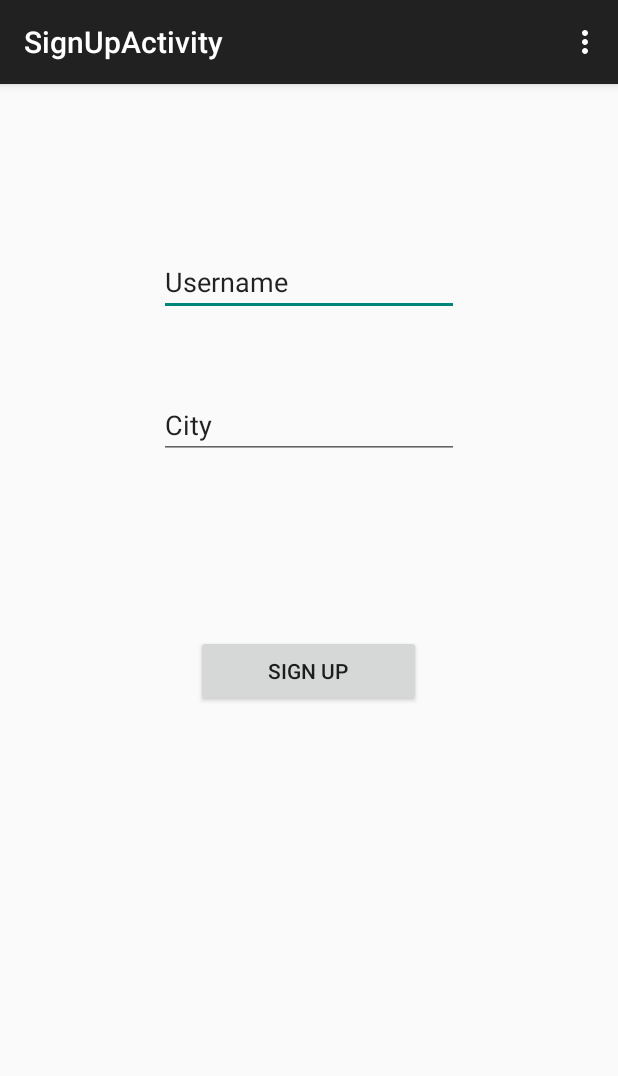
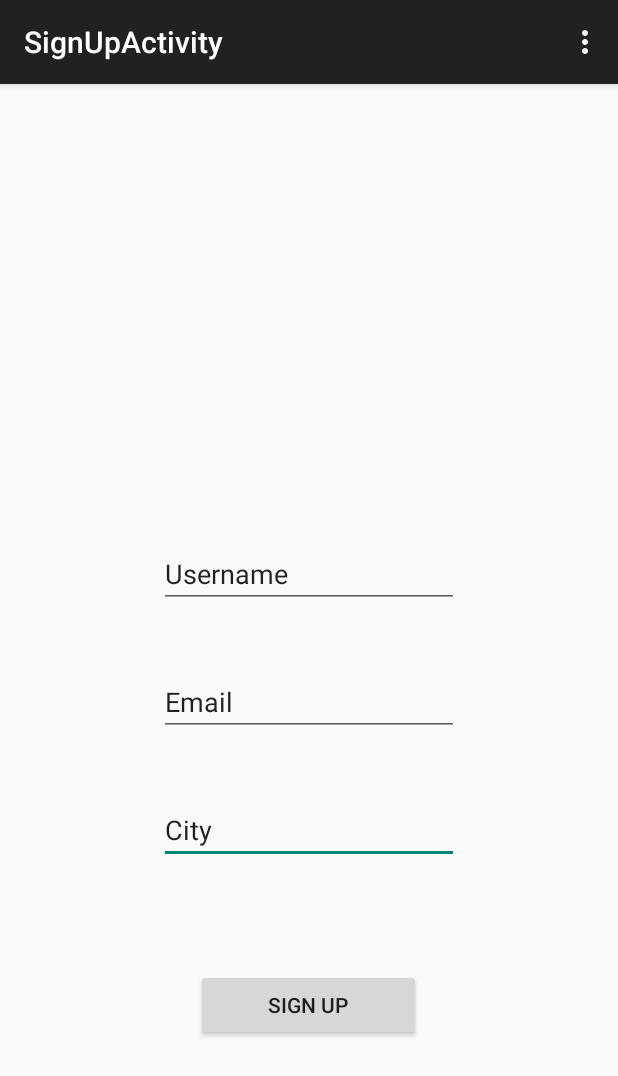
Before and after one commit to CMPUT301F15T06/GraceHoppers, an Android app: the SignUpActivity screen opened directly, with no data from a screen before it, on a phone screen of 412 x 824 dp. Shown: the top 1076 px of the screen. Run offline under Robolectric (Android 15) with nearby library versions, the phone set to English and light mode, and no system bars.

Commit message:
account class more functional. saveload class exists.

```diff
--- a/app/build.gradle
+++ b/app/build.gradle
@@ -22,4 +22,5 @@ android {
 dependencies {
     compile fileTree(dir: 'libs', include: ['*.jar'])
     compile 'com.android.support:appcompat-v7:22.2.1'
+    compile 'com.google.code.gson:gson:2.4'
 }
--- a/app/src/main/java/com/gracehoppers/jlovas/bookwrm/SignUpActivity.java
+++ b/app/src/main/java/com/gracehoppers/jlovas/bookwrm/SignUpActivity.java
@@ -4,6 +4,10 @@ import android.support.v7.app.ActionBarActivity;
 import android.os.Bundle;
 import android.view.Menu;
 import android.view.MenuItem;
+import android.view.View;
+import android.widget.Button;
+import android.widget.EditText;
+import android.widget.Toast;
 
 public class SignUpActivity extends ActionBarActivity {
 
@@ -11,10 +15,44 @@ public class SignUpActivity extends ActionBarActivity {
     Activity where the user signs up
      */
 
+    EditText username;
+    EditText email;
+    EditText city;
+    Button signupButton;
+
     @Override
     protected void onCreate(Bundle savedInstanceState) {
         super.onCreate(savedInstanceState);
         setContentView(R.layout.activity_sign_up);
+
+        username = (EditText)findViewById(R.id.usernameeditText);
+        email = (EditText)findViewById(R.id.emaileditText);
+        city = (EditText)findViewById(R.id.CityeditText);
+        signupButton = (Button)findViewById(R.id.SignUpbutton);
+
+        signupButton.setOnClickListener(new View.OnClickListener() {
+            @Override
+            public void onClick(View view) {
+                //upon button press, try to create a new account based on whats in the textviews
+
+
+                Account account = new Account(username.getText().toString(),email.getText().toString(),city.getText().toString());
+
+                Toast.makeText(getApplicationContext(), "Account Created",
+                        Toast.LENGTH_SHORT).show();
+
+                Toast.makeText(getApplicationContext(), account.getUsername(),
+                        Toast.LENGTH_SHORT).show();
+
+                Toast.makeText(getApplicationContext(), account.getEmail(),
+                        Toast.LENGTH_SHORT).show();
+
+                Toast.makeText(getApplicationContext(), account.getCity(),
+                        Toast.LENGTH_SHORT).show();
+            }
+
+
+        });
     }
 
     @Override
--- a/app/src/main/res/layout/activity_sign_up.xml
+++ b/app/src/main/res/layout/activity_sign_up.xml
@@ -9,31 +9,41 @@
     <EditText
         android:layout_width="wrap_content"
         android:layout_height="wrap_content"
-        android:id="@+id/UsernameeditText"
-        android:layout_alignParentTop="true"
+        android:id="@+id/CityeditText"
+        android:text="City"
+        android:width="200dp"
+        android:layout_above="@+id/SignUpbutton"
         android:layout_centerHorizontal="true"
-        android:layout_marginTop="93dp"
-        android:text="Username"
-        android:width="200dp" />
-
-    <EditText
-        android:layout_width="wrap_content"
-        android:layout_height="wrap_content"
-        android:id="@+id/CityeditText"
-        android:layout_below="@+id/UsernameeditText"
-        android:layout_centerHorizontal="true"
-        android:layout_marginTop="50dp"
-        android:text="City"
-        android:width="200dp" />
+        android:layout_marginBottom="70dp" />
 
     <Button
         android:layout_width="wrap_content"
         android:layout_height="wrap_content"
         android:text="Sign Up"
         android:id="@+id/SignUpbutton"
-        android:layout_below="@+id/CityeditText"
+        android:width="150dp"
+        android:layout_marginBottom="114dp"
+        android:layout_alignParentBottom="true"
+        android:layout_centerHorizontal="true" />
+
+    <EditText
+        android:layout_width="wrap_content"
+        android:layout_height="wrap_content"
+        android:id="@+id/emaileditText"
+        android:text="Email"
+        android:width="200dp"
+        android:layout_above="@+id/CityeditText"
         android:layout_centerHorizontal="true"
-        android:layout_marginTop="117dp"
-        android:width="150dp" />
+        android:layout_marginBottom="40dp" />
+
+    <EditText
+        android:layout_width="wrap_content"
+        android:layout_height="wrap_content"
+        android:id="@+id/usernameeditText"
+        android:text="Username"
+        android:width="200dp"
+        android:layout_above="@+id/emaileditText"
+        android:layout_alignStart="@+id/emaileditText"
+        android:layout_marginBottom="40dp" />
 
 </RelativeLayout>
```
Also changed, not shown: app/src/main/java/com/gracehoppers/jlovas/bookwrm/Account.java (+33 -2 lines), app/src/main/java/com/gracehoppers/jlovas/bookwrm/SaveLoad.java (added, +73 -0 lines), app/src/main/java/com/gracehoppers/jlovas/bookwrm/testAccount.java (+11 -10 lines), 1 other file.
